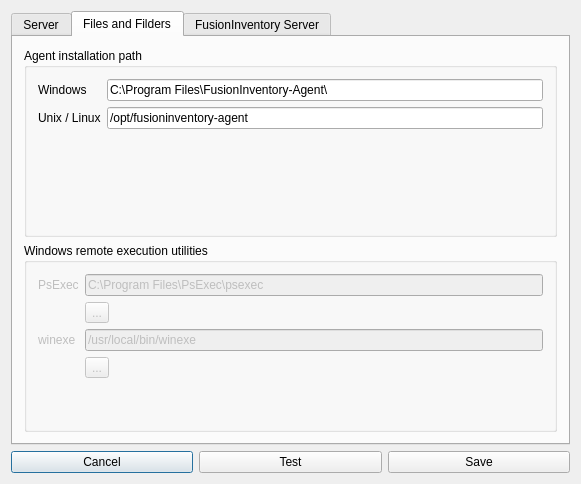
Old version of the form dialog.ui in the repository fusioninventory/fusioninventory-agent-gui.
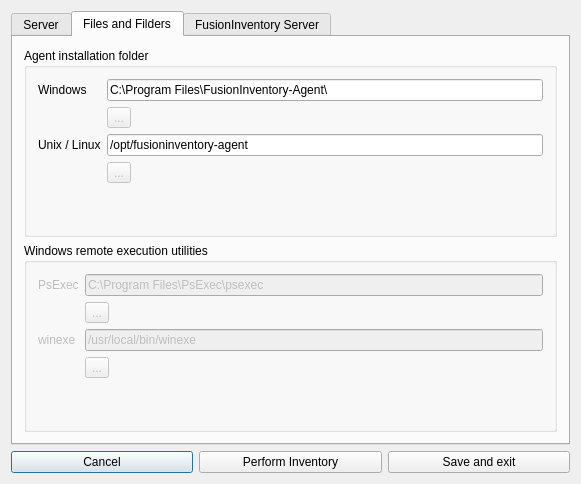
New version of the form. The open tabs and pages were chosen to show the change. Icons and pictures are not drawn.

Diff of the .ui file:
```diff
--- a/dialog.ui
+++ b/dialog.ui
@@ -176,7 +176,7 @@
          <item>
           <widget class="QGroupBox" name="groupBox">
            <property name="title">
-            <string>Agent installation path</string>
+            <string>Agent installation folder</string>
            </property>
            <layout class="QFormLayout" name="formLayout">
             <item row="0" column="0">
@@ -201,14 +201,14 @@
               </property>
              </widget>
             </item>
-            <item row="1" column="0">
+            <item row="2" column="0">
              <widget class="QLabel" name="label_9">
               <property name="text">
                <string>Unix / Linux</string>
               </property>
              </widget>
             </item>
-            <item row="1" column="1">
+            <item row="2" column="1">
              <widget class="QLineEdit" name="lineEditAgentUnix">
               <property name="toolTip">
                <string>Where the FusionInventory-Agent is installed on the target host.</string>
@@ -229,6 +229,26 @@
               </property>
              </widget>
             </item>
+            <item row="3" column="1">
+             <widget class="QToolButton" name="toolButtonAgentUnix">
+              <property name="enabled">
+               <bool>false</bool>
+              </property>
+              <property name="text">
+               <string>...</string>
+              </property>
+             </widget>
+            </item>
+            <item row="1" column="1">
+             <widget class="QToolButton" name="toolButtonAgentWin">
+              <property name="enabled">
+               <bool>false</bool>
+              </property>
+              <property name="text">
+               <string>...</string>
+              </property>
+             </widget>
+            </item>
            </layout>
           </widget>
          </item>
@@ -514,14 +534,14 @@
      <item>
       <widget class="QPushButton" name="pushButtonTest">
        <property name="text">
-        <string>Test</string>
+        <string>Perform Inventory</string>
        </property>
       </widget>
      </item>
      <item>
       <widget class="QPushButton" name="pushButton">
        <property name="text">
-        <string>Save</string>
+        <string>Save and exit</string>
        </property>
       </widget>
      </item>
```
Left out of the diff: 7 changed lines with no effect on the pictures.
